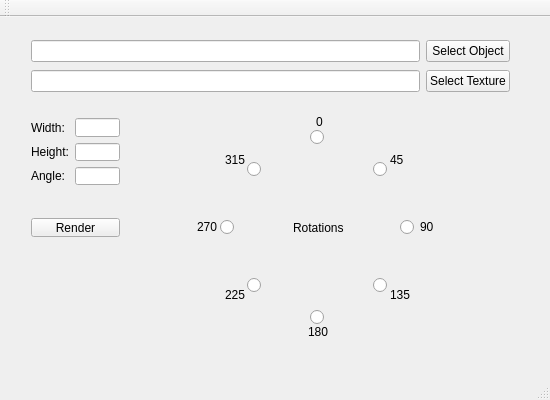
First picture: the form in mainwindow.ui, repository supernugy/Awesome2DGui, before the edit.
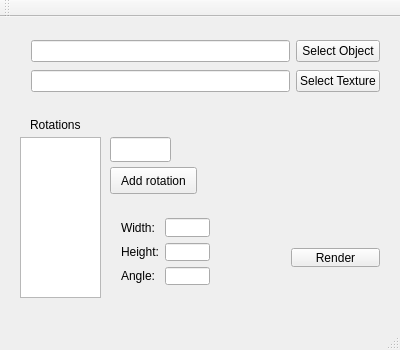
Second picture: the form after the edit.

Commit message: Removed rotation buttons and replaced them with list of rotations and text field to add more rotations.

Diff of the .ui file:
```diff
--- a/mainwindow.ui
+++ b/mainwindow.ui
@@ -6,13 +6,13 @@
    <rect>
     <x>0</x>
     <y>0</y>
-    <width>550</width>
-    <height>400</height>
+    <width>400</width>
+    <height>350</height>
    </rect>
   </property>
   <property name="minimumSize">
    <size>
-    <width>550</width>
+    <width>400</width>
     <height>350</height>
    </size>
   </property>
@@ -25,7 +25,7 @@
      <rect>
       <x>20</x>
       <y>10</y>
-      <width>501</width>
+      <width>371</width>
       <height>80</height>
      </rect>
     </property>
@@ -55,8 +55,8 @@
    <widget class="QWidget" name="gridLayoutWidget_2">
     <property name="geometry">
      <rect>
-      <x>20</x>
-      <y>90</y>
+      <x>110</x>
+      <y>190</y>
       <width>111</width>
       <height>89</height>
      </rect>
@@ -109,8 +109,8 @@
    <widget class="QWidget" name="verticalLayoutWidget">
     <property name="geometry">
      <rect>
-      <x>20</x>
-      <y>190</y>
+      <x>280</x>
+      <y>220</y>
       <width>111</width>
       <height>61</height>
      </rect>
@@ -132,115 +132,11 @@
      </item>
     </layout>
    </widget>
-   <widget class="QRadioButton" name="rotation0">
-    <property name="geometry">
-     <rect>
-      <x>310</x>
-      <y>110</y>
-      <width>21</width>
-      <height>21</height>
-     </rect>
-    </property>
-    <property name="text">
-     <string/>
-    </property>
-   </widget>
-   <widget class="QRadioButton" name="rotation45">
-    <property name="geometry">
-     <rect>
-      <x>373</x>
-      <y>142</y>
-      <width>21</width>
-      <height>21</height>
-     </rect>
-    </property>
-    <property name="text">
-     <string/>
-    </property>
-   </widget>
-   <widget class="QRadioButton" name="rotation90">
-    <property name="geometry">
-     <rect>
-      <x>400</x>
-      <y>200</y>
-      <width>21</width>
-      <height>21</height>
-     </rect>
-    </property>
-    <property name="text">
-     <string/>
-    </property>
-   </widget>
-   <widget class="QRadioButton" name="rotation135">
-    <property name="geometry">
-     <rect>
-      <x>373</x>
-      <y>258</y>
-      <width>21</width>
-      <height>21</height>
-     </rect>
-    </property>
-    <property name="text">
-     <string/>
-    </property>
-   </widget>
-   <widget class="QRadioButton" name="rotation180">
-    <property name="geometry">
-     <rect>
-      <x>310</x>
-      <y>290</y>
-      <width>21</width>
-      <height>21</height>
-     </rect>
-    </property>
-    <property name="text">
-     <string/>
-    </property>
-   </widget>
-   <widget class="QRadioButton" name="rotation225">
-    <property name="geometry">
-     <rect>
-      <x>247</x>
-      <y>258</y>
-      <width>21</width>
-      <height>21</height>
-     </rect>
-    </property>
-    <property name="text">
-     <string/>
-    </property>
-   </widget>
-   <widget class="QRadioButton" name="rotation270">
-    <property name="geometry">
-     <rect>
-      <x>220</x>
-      <y>200</y>
-      <width>21</width>
-      <height>21</height>
-     </rect>
-    </property>
-    <property name="text">
-     <string/>
-    </property>
-   </widget>
-   <widget class="QRadioButton" name="rotation315">
-    <property name="geometry">
-     <rect>
-      <x>247</x>
-      <y>142</y>
-      <width>21</width>
-      <height>21</height>
-     </rect>
-    </property>
-    <property name="text">
-     <string/>
-    </property>
-   </widget>
    <widget class="QLabel" name="rotationsMainLabel">
     <property name="geometry">
      <rect>
-      <x>293</x>
-      <y>203</y>
+      <x>30</x>
+      <y>100</y>
       <width>60</width>
       <height>15</height>
      </rect>
@@ -249,108 +145,37 @@
      <string>Rotations</string>
     </property>
    </widget>
-   <widget class="QLabel" name="rotationLabel0">
+   <widget class="QListWidget" name="rotationsListWidget">
     <property name="geometry">
      <rect>
-      <x>316</x>
-      <y>97</y>
-      <width>16</width>
-      <height>16</height>
+      <x>20</x>
+      <y>120</y>
+      <width>81</width>
+      <height>161</height>
      </rect>
     </property>
-    <property name="text">
-     <string>0</string>
-    </property>
    </widget>
-   <widget class="QLabel" name="rotationLabel45">
+   <widget class="QLineEdit" name="addRotationLineEdit">
     <property name="geometry">
      <rect>
-      <x>390</x>
-      <y>135</y>
-      <width>16</width>
-      <height>16</height>
+      <x>110</x>
+      <y>120</y>
+      <width>61</width>
+      <height>25</height>
      </rect>
     </property>
-    <property name="text">
-     <string>45</string>
-    </property>
    </widget>
-   <widget class="QLabel" name="rotationLabel90">
+   <widget class="QPushButton" name="addRotationButton">
     <property name="geometry">
      <rect>
-      <x>420</x>
-      <y>202</y>
-      <width>16</width>
-      <height>16</height>
+      <x>110</x>
+      <y>150</y>
+      <width>87</width>
+      <height>27</height>
      </rect>
     </property>
     <property name="text">
-     <string>90</string>
-    </property>
-   </widget>
-   <widget class="QLabel" name="rotationLabel135">
-    <property name="geometry">
-     <rect>
-      <x>390</x>
-      <y>270</y>
-      <width>25</width>
-      <height>16</height>
-     </rect>
-    </property>
-    <property name="text">
-     <string>135</string>
-    </property>
-   </widget>
-   <widget class="QLabel" name="rotationLabel180">
-    <property name="geometry">
-     <rect>
-      <x>308</x>
-      <y>307</y>
-      <width>25</width>
-      <height>16</height>
-     </rect>
-    </property>
-    <property name="text">
-     <string>180</string>
-    </property>
-   </widget>
-   <widget class="QLabel" name="rotationLabel225">
-    <property name="geometry">
-     <rect>
-      <x>225</x>
-      <y>270</y>
-      <width>25</width>
-      <height>16</height>
-     </rect>
-    </property>
-    <property name="text">
-     <string>225</string>
-    </property>
-   </widget>
-   <widget class="QLabel" name="rotationLabel270">
-    <property name="geometry">
-     <rect>
-      <x>197</x>
-      <y>202</y>
-      <width>25</width>
-      <height>16</height>
-     </rect>
-    </property>
-    <property name="text">
-     <string>270</string>
-    </property>
-   </widget>
-   <widget class="QLabel" name="rotationLabel315">
-    <property name="geometry">
-     <rect>
-      <x>225</x>
-      <y>135</y>
-      <width>25</width>
-      <height>16</height>
-     </rect>
-    </property>
-    <property name="text">
-     <string>315</string>
+     <string>Add rotation</string>
     </property>
    </widget>
   </widget>
```
Left out of the diff: 2 changed lines with no effect on the pictures.
